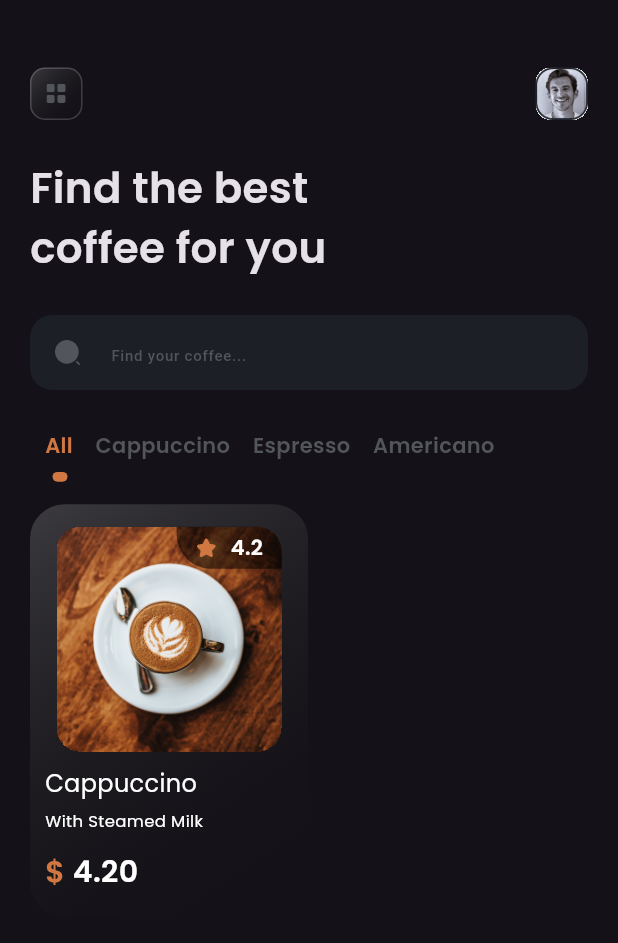
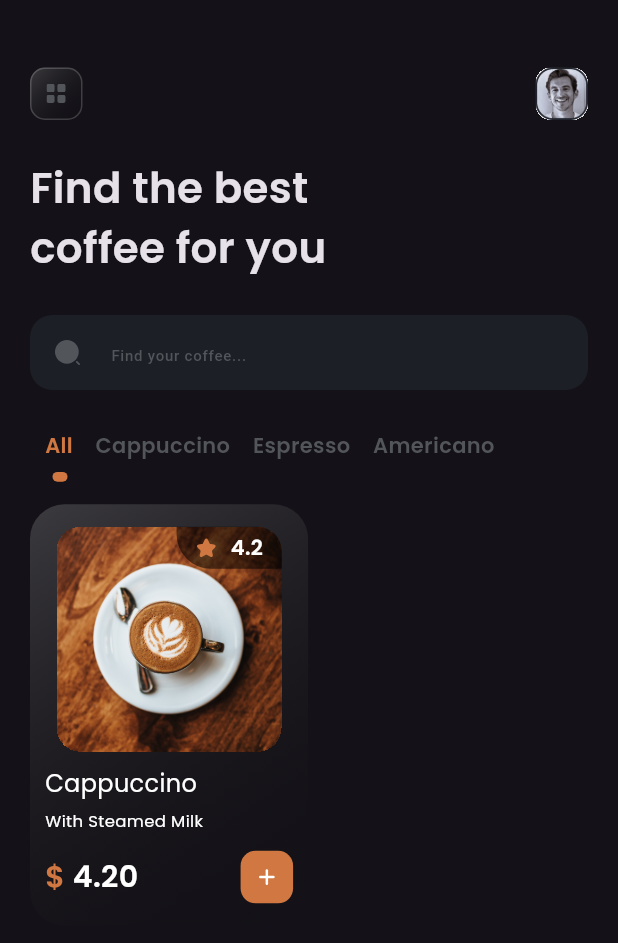
Before and after one commit to Debadrita438/flutter-coffee-shop, a Flutter app: the screen it shows after launch, on a phone screen of 412 x 824 dp. Shown: the top 943 px of the screen. Run offline on Flutter 3.47's test engine with Material 3 defaults, Android fonts, the phone set to English and light mode, and no system bars; our stand-ins replace flutter_svg, hexcolor.

Commit message:
plus icon

```diff
--- a/lib/features/landing/dashboard.dart
+++ b/lib/features/landing/dashboard.dart
@@ -21,6 +21,8 @@ class _DashboardScreenState extends State<DashboardScreen> {
   final _searchController = TextEditingController();
 
   final String _starIcon = 'assets/icons/star.svg';
+
+  final String _plusIcon = 'assets/icons/plus.svg';
 
   final List<String> _tabList = [
     'All',
@@ -159,6 +161,9 @@ class _DashboardScreenState extends State<DashboardScreen> {
                     ),
                   ),
                   const SizedBox(height: 12),
+                  Row(
+                    mainAxisAlignment: MainAxisAlignment.spaceBetween,
+                    children: [
                       const SizedBox(
                         child: Row(
                           children: [
@@ -174,7 +179,24 @@ class _DashboardScreenState extends State<DashboardScreen> {
                             ),
                           ],
                         ),
-                  )
+                      ),
+                      Container(
+                        height: 35,
+                        width: 35,
+                        padding: const EdgeInsets.all(12),
+                        decoration: BoxDecoration(
+                          color: HexColor(AppColor.orange),
+                          borderRadius: const BorderRadius.all(
+                            Radius.circular(10),
+                          ),
+                        ),
+                        child: SvgPicture.asset(
+                          _plusIcon,
+                          semanticsLabel: 'My SVG Image',
+                        ),
+                      ),
+                    ],
+                  ),
                 ],
               ),
             ),
```
Also changed, not shown: assets/icons/plus.svg (added). Lines whose indentation alone changed are shown as unchanged.
